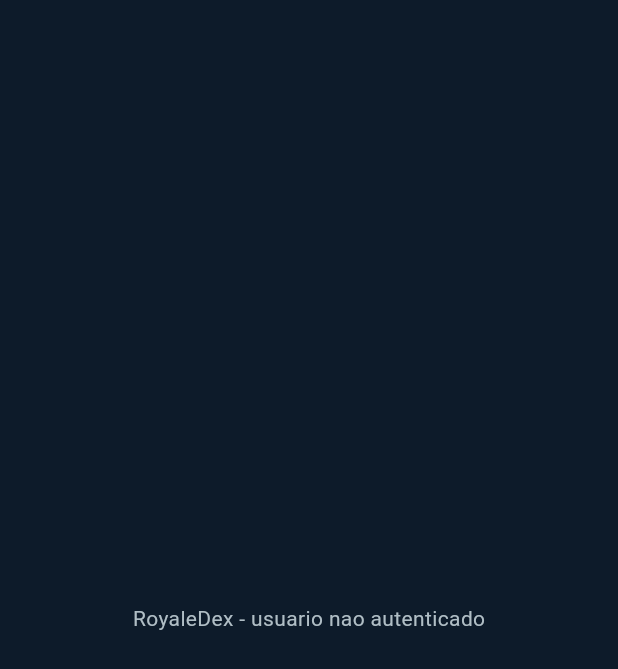
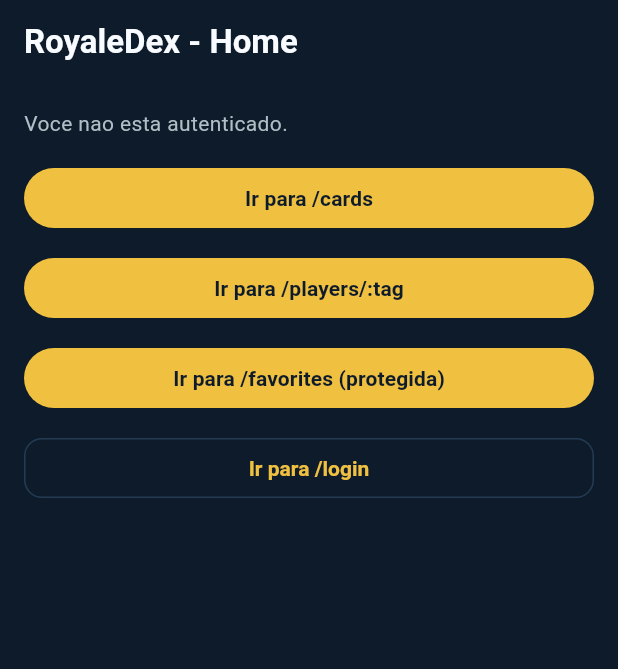
Before and after one commit to breno-ceribeli/royaledex, a Flutter app: the screen it shows after launch, on a phone screen of 412 x 824 dp. Shown: the top 669 px of the screen. Run offline on Flutter 3.47's test engine with Material 3 defaults, Android fonts, the phone set to English and light mode, and no system bars; our stand-ins replace firebase_auth, firebase_core, flutter_dotenv, go_router, google_sign_in; accounts and stored records are empty; generated files the repository leaves out were written again.

Commit message:
feat(app): configure go_router routes with auth guard and Flutter navigation bootstrap
- Add go_router with centralized routing config
- Define routes for login, home, cards, player profile and favorites
- Protect /favorites with auth redirect to /login

```diff
--- /dev/null
+++ b/app/lib/config/router.dart
@@ -0,0 +1,95 @@
+import 'package:flutter/material.dart';
+import 'package:go_router/go_router.dart';
+
+import '../providers/auth_provider.dart';
+import '../screens/cards_screen.dart';
+import '../screens/favorites_screen.dart';
+import '../screens/home_screen.dart';
+import '../screens/login_screen.dart';
+import '../screens/player_profile_screen.dart';
+
+abstract final class AppRoutes {
+  static const login = '/login';
+  static const home = '/';
+  static const cards = '/cards';
+  static const players = '/players';
+  static const favorites = '/favorites';
+
+  static String playerByTag(String tag) {
+    return '$players/${Uri.encodeComponent(tag)}';
+  }
+}
+
+abstract final class AppRouter {
+  static GoRouter create(AuthProvider authProvider) {
+    return GoRouter(
+      initialLocation: AppRoutes.home,
+      refreshListenable: authProvider,
+      redirect: (context, state) {
+        if (authProvider.isLoadingSession) {
+          return null;
+        }
+
+        final isOnLogin = state.matchedLocation == AppRoutes.login;
+        final requiresAuth = state.matchedLocation == AppRoutes.favorites;
+
+        if (!authProvider.isAuthenticated && requiresAuth) {
+          final from = Uri.encodeComponent(state.uri.toString());
+          return '${AppRoutes.login}?from=$from';
+        }
+
+        if (authProvider.isAuthenticated && isOnLogin) {
+          final from = state.uri.queryParameters['from'];
+          if (from != null && from.isNotEmpty) {
+            return from;
+          }
+          return AppRoutes.home;
+        }
+
+        return null;
+      },
+      routes: [
+        GoRoute(
+          path: AppRoutes.login,
+          name: 'login',
+          builder: (context, state) => const LoginScreen(),
+        ),
+        GoRoute(
+          path: AppRoutes.home,
+          name: 'home',
+          builder: (context, state) => const HomeScreen(),
+        ),
+        GoRoute(
+          path: AppRoutes.cards,
+          name: 'cards',
+          builder: (context, state) => const CardsScreen(),
+        ),
+        GoRoute(
+          path: '${AppRoutes.players}/:tag',
+          name: 'player-profile',
+          builder: (context, state) {
+            final rawTag = state.pathParameters['tag'] ?? '';
+            final tag = Uri.decodeComponent(rawTag);
+            return PlayerProfileScreen(tag: tag);
+          },
+        ),
+        GoRoute(
+          path: AppRoutes.favorites,
+          name: 'favorites',
+          builder: (context, state) => const FavoritesScreen(),
+        ),
+      ],
+      errorBuilder: (context, state) {
+        return Scaffold(
+          appBar: AppBar(title: const Text('Pagina nao encontrada')),
+          body: Center(
+            child: Text(
+              '404 - Rota nao encontrada: ${state.uri.path}',
+              textAlign: TextAlign.center,
+            ),
+          ),
+        );
+      },
+    );
+  }
+}
--- a/app/lib/main.dart
+++ b/app/lib/main.dart
@@ -1,8 +1,10 @@
 import 'package:flutter/material.dart';
 import 'package:firebase_core/firebase_core.dart';
 import 'package:flutter_dotenv/flutter_dotenv.dart';
+import 'package:go_router/go_router.dart';
 import 'package:provider/provider.dart';
 
+import 'config/router.dart';
 import 'config/theme.dart';
 import 'providers/auth_provider.dart';
 import 'firebase_options.dart';
@@ -15,7 +17,16 @@
   await Firebase.initializeApp(options: DefaultFirebaseOptions.currentPlatform);
 
   runApp(
-    ChangeNotifierProvider(create: (_) => AuthProvider(), child: const MyApp()),
+    MultiProvider(
+      providers: [
+        ChangeNotifierProvider(create: (_) => AuthProvider()),
+        Provider<GoRouter>(
+          create: (context) => AppRouter.create(context.read<AuthProvider>()),
+          dispose: (context, router) => router.dispose(),
+        ),
+      ],
+      child: const MyApp(),
+    ),
   );
 }
 
@@ -24,50 +35,13 @@
 
   @override
   Widget build(BuildContext context) {
-    return MaterialApp(
+    final router = context.read<GoRouter>();
+
+    return MaterialApp.router(
       title: 'RoyaleDex',
       debugShowCheckedModeBanner: false,
       theme: RoyaleDexTheme.darkTheme,
-      home: const _AuthBootstrapScreen(),
+      routerConfig: router,
     );
   }
 }
-
-class _AuthBootstrapScreen extends StatelessWidget {
-  const _AuthBootstrapScreen();
-
-  @override
-  Widget build(BuildContext context) {
-    final authProvider = context.watch<AuthProvider>();
-
-    if (authProvider.isLoadingSession) {
-      return const Scaffold(body: Center(child: CircularProgressIndicator()));
-    }
-
-    if (!authProvider.isAuthenticated) {
-      return const Scaffold(
-        body: Center(child: Text('RoyaleDex - usuario nao autenticado')),
-      );
-    }
-
-    return Scaffold(
-      body: Center(
-        child: Column(
-          mainAxisSize: MainAxisSize.min,
-          children: [
-            Text(
-              'RoyaleDex - logado como ${authProvider.currentUser?.email ?? "usuario"}',
-            ),
-            const SizedBox(height: 16),
-            ElevatedButton(
-              onPressed: authProvider.isBusy
-                  ? null
-                  : () => context.read<AuthProvider>().signOut(),
-              child: const Text('Sair'),
-            ),
-          ],
-        ),
-      ),
-    );
-  }
-}
--- /dev/null
+++ b/app/lib/screens/cards_screen.dart
@@ -0,0 +1,13 @@
+import 'package:flutter/material.dart';
+
+class CardsScreen extends StatelessWidget {
+  const CardsScreen({super.key});
+
+  @override
+  Widget build(BuildContext context) {
+    return Scaffold(
+      appBar: AppBar(title: const Text('Cards')),
+      body: const Center(child: Text('Tela de listagem de cartas (/cards).')),
+    );
+  }
+}
--- /dev/null
+++ b/app/lib/screens/home_screen.dart
@@ -0,0 +1,61 @@
+import 'package:flutter/material.dart';
+import 'package:go_router/go_router.dart';
+import 'package:provider/provider.dart';
+
+import '../config/router.dart';
+import '../providers/auth_provider.dart';
+
+class HomeScreen extends StatelessWidget {
+  const HomeScreen({super.key});
+
+  @override
+  Widget build(BuildContext context) {
+    final authProvider = context.watch<AuthProvider>();
+
+    return Scaffold(
+      appBar: AppBar(
+        title: const Text('RoyaleDex - Home'),
+        actions: [
+          if (authProvider.isAuthenticated)
+            IconButton(
+              onPressed: authProvider.isBusy
+                  ? null
+                  : () => context.read<AuthProvider>().signOut(),
+              icon: const Icon(Icons.logout),
+              tooltip: 'Sair',
+            ),
+        ],
+      ),
+      body: ListView(
+        padding: const EdgeInsets.all(16),
+        children: [
+          Text(
+            authProvider.isAuthenticated
+                ? 'Logado como ${authProvider.currentUser?.email ?? 'usuario'}'
+                : 'Voce nao esta autenticado.',
+          ),
+          const SizedBox(height: 16),
+          FilledButton(
+            onPressed: () => context.go(AppRoutes.cards),
+            child: const Text('Ir para /cards'),
+          ),
+          const SizedBox(height: 12),
+          FilledButton(
+            onPressed: () => context.go(AppRoutes.playerByTag('#2PYLQ')),
+            child: const Text('Ir para /players/:tag'),
+          ),
+          const SizedBox(height: 12),
+          FilledButton(
+            onPressed: () => context.go(AppRoutes.favorites),
+            child: const Text('Ir para /favorites (protegida)'),
+          ),
+          const SizedBox(height: 12),
+          OutlinedButton(
+            onPressed: () => context.go(AppRoutes.login),
+            child: const Text('Ir para /login'),
+          ),
+        ],
+      ),
+    );
+  }
+}
--- /dev/null
+++ b/app/lib/screens/player_profile_screen.dart
@@ -0,0 +1,20 @@
+import 'package:flutter/material.dart';
+
+class PlayerProfileScreen extends StatelessWidget {
+  const PlayerProfileScreen({super.key, required this.tag});
+
+  final String tag;
+
+  @override
+  Widget build(BuildContext context) {
+    return Scaffold(
+      appBar: AppBar(title: const Text('Perfil do Jogador')),
+      body: Center(
+        child: Text(
+          'Tela de jogador (/players/:tag)\nTag: $tag',
+          textAlign: TextAlign.center,
+        ),
+      ),
+    );
+  }
+}
--- a/app/pubspec.yaml
+++ b/app/pubspec.yaml
@@ -40,6 +40,7 @@
   flutter_dotenv: ^6.0.0
   provider: ^6.1.5+1
   google_sign_in: ^7.2.0
+  go_router: ^17.2.0
 
 dev_dependencies:
   flutter_test:
```
Also changed, not shown: app/lib/screens/favorites_screen.dart (added, +23 -0 lines), app/lib/screens/login_screen.dart (added, +86 -0 lines), app/pubspec.lock.
